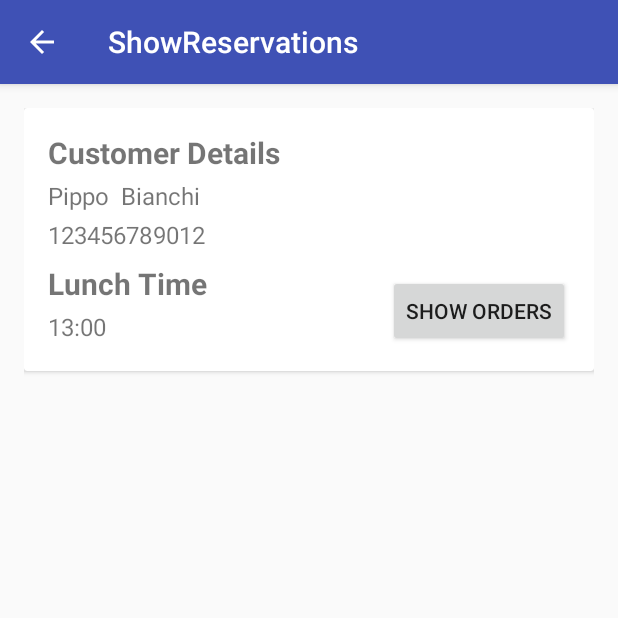
After one commit to pmgrp/Lab2, an Android app: the ShowReservations screen opened directly, with no data from a screen before it, on a phone screen of 412 x 824 dp, the top half of it. The commit adds this screen. Run offline under Robolectric (Android 15) with nearby library versions, the phone set to English and light mode, and no system bars.

Commit message:
Activity Reservation
Created activity reservation

```diff
--- a/app/build.gradle
+++ b/app/build.gradle
@@ -24,4 +24,7 @@ dependencies {
     testCompile 'junit:junit:4.12'
     compile 'com.android.support:appcompat-v7:23.2.1'
     compile 'com.android.support:design:23.2.1'
+    compile 'com.android.support:cardview-v7:23.2.1'
+    compile 'com.android.support:recyclerview-v7:23.2.1'
+
 }
--- a/app/src/main/AndroidManifest.xml
+++ b/app/src/main/AndroidManifest.xml
@@ -18,6 +18,15 @@
                 <category android:name="android.intent.category.LAUNCHER" />
             </intent-filter>
         </activity>
+        <activity
+            android:name=".ShowReservations"
+            android:label="@string/title_activity_show_reservations"
+            android:parentActivityName=".MainActivity"
+            android:theme="@style/AppTheme.NoActionBar">
+            <meta-data
+                android:name="android.support.PARENT_ACTIVITY"
+                android:value="com.sorbellini.s214631.lab2.MainActivity" />
+        </activity>
     </application>
 
 </manifest>
--- a/app/src/main/java/com/sorbellini/s214631/lab2/Customer.java
+++ b/app/src/main/java/com/sorbellini/s214631/lab2/Customer.java
@@ -6,6 +6,7 @@ package com.sorbellini.s214631.lab2;
 public class Customer {
     private String name;
     private String surname;
+    private String phone;
 
     //constructor
     public Customer(){
@@ -16,8 +17,10 @@ public class Customer {
     //getter
     public String getName(){ return this.name; }
     public String getSurname(){ return this.surname; }
+    public String getPhone(){ return this.phone; }
 
     //setter
     public void setName(String name){ this.name = name; }
     public void setSurname(String surname){ this.surname = surname; }
+    public void setPhone(String phone){ this.phone = phone; }
 }
--- a/app/src/main/java/com/sorbellini/s214631/lab2/MainActivity.java
+++ b/app/src/main/java/com/sorbellini/s214631/lab2/MainActivity.java
@@ -1,5 +1,6 @@
 package com.sorbellini.s214631.lab2;
 
+import android.content.Intent;
 import android.os.Bundle;
 import android.support.design.widget.FloatingActionButton;
 import android.support.design.widget.Snackbar;
@@ -18,7 +19,6 @@ public class MainActivity extends AppCompatActivity {
         setContentView(R.layout.activity_main);
         Toolbar toolbar = (Toolbar) findViewById(R.id.toolbar);
         setSupportActionBar(toolbar);
-        Day monday = new Day(1);
 
     }
 
@@ -43,4 +43,10 @@ public class MainActivity extends AppCompatActivity {
 
         return super.onOptionsItemSelected(item);
     }
+
+    public void showReservations(View view) {
+
+        Intent show_reservations = new Intent(this, ShowReservations.class);
+        startActivity(show_reservations);
+    }
 }
--- a/app/src/main/java/com/sorbellini/s214631/lab2/Reservation.java
+++ b/app/src/main/java/com/sorbellini/s214631/lab2/Reservation.java
@@ -12,7 +12,6 @@ public class Reservation {
     public ArrayList<Dish> orderedDishes;
     private String time;
     private String comment;
-    private String test;
 
     public Reservation(){
         this.customer = null;
--- /dev/null
+++ b/app/src/main/java/com/sorbellini/s214631/lab2/ShResAdapter.java
@@ -0,0 +1,65 @@
+package com.sorbellini.s214631.lab2;
+
+import android.support.v7.widget.CardView;
+import android.support.v7.widget.RecyclerView;
+import android.view.LayoutInflater;
+import android.view.View;
+import android.view.ViewGroup;
+import android.widget.TextView;
+
+import java.util.ArrayList;
+
+/**
+ * Created by eugeniosorbellini on 07/04/16.
+ */
+public class ShResAdapter extends RecyclerView.Adapter<ShResAdapter.ReservationViewHolder> {
+
+    ArrayList<Reservation> reservations;
+
+    ShResAdapter(ArrayList<Reservation> reservations){
+        this.reservations =reservations;
+    }
+
+    public static class ReservationViewHolder extends RecyclerView.ViewHolder {
+        CardView cv;
+        TextView customerName;
+        TextView customerSurname;
+        TextView customerPhone;
+        TextView lunchTime;
+
+        ReservationViewHolder(View itemView){
+            super(itemView);
+            cv = (CardView)itemView.findViewById(R.id.reservation_card);
+            customerName = (TextView)itemView.findViewById(R.id.customer_name);
+            customerSurname = (TextView)itemView.findViewById(R.id.customer_surname);
+            customerPhone = (TextView)itemView.findViewById(R.id.customer_phone);
+            lunchTime = (TextView)itemView.findViewById(R.id.lunch_time);
+        }
+    }
+
+    @Override
+    public int getItemCount(){
+        return reservations.size();
+    }
+
+    @Override
+    public ReservationViewHolder onCreateViewHolder(ViewGroup viewGroup, int i){
+        View v = LayoutInflater.from(viewGroup.getContext()).inflate(R.layout.reservation_card, viewGroup, false);
+        ReservationViewHolder rvh = new ReservationViewHolder(v);
+        return rvh;
+    }
+
+    @Override
+    public void onBindViewHolder(ReservationViewHolder reservationViewHolder, int i) {
+        reservationViewHolder.customerName.setText(reservations.get(i).getCustomer().getName());
+        reservationViewHolder.customerSurname.setText(reservations.get(i).getCustomer().getSurname());
+        reservationViewHolder.customerPhone.setText(reservations.get(i).getCustomer().getPhone());
+        reservationViewHolder.lunchTime.setText(reservations.get(i).getTime());
+    }
+
+    @Override
+    public void onAttachedToRecyclerView(RecyclerView recyclerView) {
+        super.onAttachedToRecyclerView(recyclerView);
+    }
+
+}
--- /dev/null
+++ b/app/src/main/java/com/sorbellini/s214631/lab2/ShowReservations.java
@@ -0,0 +1,48 @@
+package com.sorbellini.s214631.lab2;
+
+import android.os.Bundle;
+import android.support.design.widget.FloatingActionButton;
+import android.support.design.widget.Snackbar;
+import android.support.v7.app.AppCompatActivity;
+import android.support.v7.widget.LinearLayoutManager;
+import android.support.v7.widget.RecyclerView;
+import android.support.v7.widget.Toolbar;
+import android.view.View;
+
+import java.util.ArrayList;
+
+public class ShowReservations extends AppCompatActivity {
+
+    @Override
+    protected void onCreate(Bundle savedInstanceState) {
+        super.onCreate(savedInstanceState);
+        setContentView(R.layout.activity_show_reservations);
+        Toolbar toolbar = (Toolbar) findViewById(R.id.toolbar);
+        setSupportActionBar(toolbar);
+        getSupportActionBar().setDisplayHomeAsUpEnabled(true);
+        ArrayList<Reservation> reservations = new ArrayList<Reservation>();
+        Customer cus1 = new Customer();
+        cus1.setName("Pippo");
+        cus1.setSurname("Bianchi");
+        cus1.setPhone("123456789012");
+        for(int i=0;i<5;i++){
+            Reservation res = new Reservation();
+            res.setCustomer(cus1);
+            res.setTime("13:00");
+            reservations.add(res);
+        }
+
+        RecyclerView rv = (RecyclerView) findViewById(R.id.reservations);
+        LinearLayoutManager llm = new LinearLayoutManager(this);
+        rv.setLayoutManager(llm);
+        ShResAdapter adapter = new ShResAdapter(reservations);
+        rv.setAdapter(adapter);
+
+
+
+
+
+
+    }
+
+}
--- a/app/src/main/res/layout/activity_main.xml
+++ b/app/src/main/res/layout/activity_main.xml
@@ -38,13 +38,14 @@
                 android:id="@+id/reservation"
                 android:layout_width="100dp"
                 android:layout_height="100dp"
-                android:src="@drawable/ic_image_test"/>
+                android:src="@drawable/ic_image_test"
+                android:onClick="showReservations"/>
             <TextView
                 android:id="@+id/reservation_text"
                 android:layout_width="match_parent"
                 android:layout_height="wrap_content"
                 android:textAlignment="center"
-                android:text="Hello World!"/>
+                android:text="Show Reservations!"/>
         </LinearLayout>
         <LinearLayout
             android:layout_width="wrap_content"
--- /dev/null
+++ b/app/src/main/res/layout/activity_show_reservations.xml
@@ -0,0 +1,17 @@
+<?xml version="1.0" encoding="utf-8"?>
+<android.support.design.widget.CoordinatorLayout
+    xmlns:android="http://schemas.android.com/apk/res/android"
+    android:layout_width="match_parent"
+    android:layout_height="match_parent"
+    xmlns:app="http://schemas.android.com/apk/res-auto"
+    android:fitsSystemWindows="true">
+
+    <include layout="@layout/tool_bar" />
+
+    <android.support.v7.widget.RecyclerView
+        android:layout_width="match_parent"
+        android:layout_height="match_parent"
+        android:id="@+id/reservations"
+        app:layout_behavior="@string/appbar_scrolling_view_behavior"/>
+
+</android.support.design.widget.CoordinatorLayout>
--- /dev/null
+++ b/app/src/main/res/layout/reservation_card.xml
@@ -0,0 +1,87 @@
+<?xml version="1.0" encoding="utf-8"?>
+<LinearLayout xmlns:android="http://schemas.android.com/apk/res/android"
+    android:layout_width="match_parent" android:layout_height="match_parent"
+    android:padding="16dp"
+    >
+
+    <android.support.v7.widget.CardView
+        android:layout_width="match_parent"
+        android:layout_height="wrap_content"
+        android:id="@+id/reservation_card"
+        >
+
+        <RelativeLayout
+            android:layout_width="match_parent"
+            android:layout_height="wrap_content"
+            android:padding="16dp">
+
+            <TextView
+                android:id="@+id/customer_name_title"
+                android:layout_width="wrap_content"
+                android:layout_height="wrap_content"
+                android:layout_alignParentLeft="true"
+                android:layout_alignParentTop="true"
+                android:paddingBottom="4dp"
+                android:textSize="20sp"
+                android:textStyle="bold"
+                android:text="Customer Details"/>
+
+            <TextView
+                android:id="@+id/customer_name"
+                android:layout_width="wrap_content"
+                android:layout_height="wrap_content"
+                android:layout_alignParentLeft="true"
+                android:layout_below="@id/customer_name_title"
+                android:paddingRight="8dp"
+                android:textSize="16sp"
+                android:text="Name"/>
+            <TextView
+                android:id="@+id/customer_surname"
+                android:layout_width="wrap_content"
+                android:layout_height="wrap_content"
+                android:layout_below="@id/customer_name_title"
+                android:layout_toRightOf="@id/customer_name"
+                android:textSize="16sp"
+                android:text="Surname"/>
+            <TextView
+                android:id="@+id/customer_phone"
+                android:layout_width="wrap_content"
+                android:layout_height="wrap_content"
+                android:layout_below="@id/customer_name"
+                android:paddingTop="4dp"
+                android:textSize="16sp"
+                android:text="Phone"/>
+            <TextView
+            android:id="@+id/lunch_time_title"
+            android:layout_width="wrap_content"
+            android:layout_height="wrap_content"
+            android:layout_below="@id/customer_phone"
+            android:paddingTop="8dp"
+            android:layout_alignParentLeft="true"
+            android:textSize="20sp"
+            android:textStyle="bold"
+            android:text="Lunch Time"/>
+            <TextView
+                android:id="@+id/lunch_time"
+                android:layout_width="wrap_content"
+                android:layout_height="wrap_content"
+                android:layout_below="@id/lunch_time_title"
+                android:paddingTop="4dp"
+                android:textSize="16sp"
+                android:text="hh:mm"/>
+            <Button
+                android:layout_width="wrap_content"
+                android:layout_height="wrap_content"
+                android:layout_alignParentRight="true"
+                android:layout_alignParentEnd="true"
+                android:layout_below="@id/customer_phone"
+                android:layout_marginTop="16dp"
+                android:text="Show Orders"/>
+
+
+
+        </RelativeLayout>
+
+    </android.support.v7.widget.CardView>
+
+</LinearLayout>
--- a/app/src/main/res/values/strings.xml
+++ b/app/src/main/res/values/strings.xml
@@ -1,4 +1,5 @@
 <resources>
     <string name="app_name">Lab2</string>
     <string name="action_settings">Settings</string>
+    <string name="title_activity_show_reservations">ShowReservations</string>
 </resources>
```
